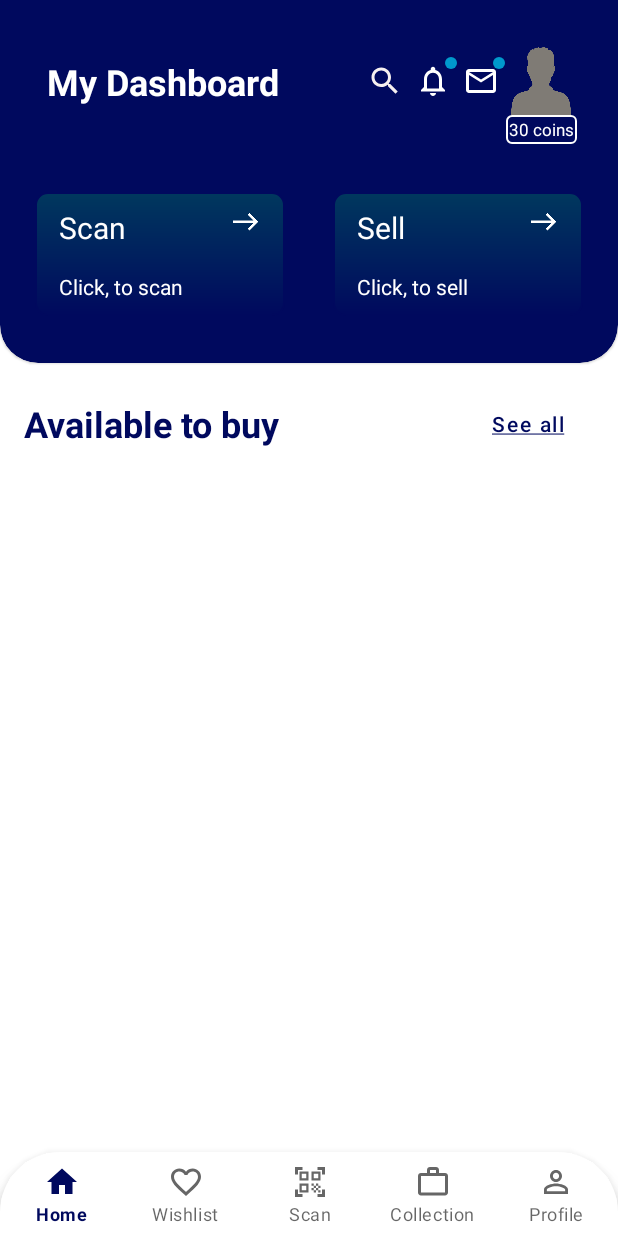
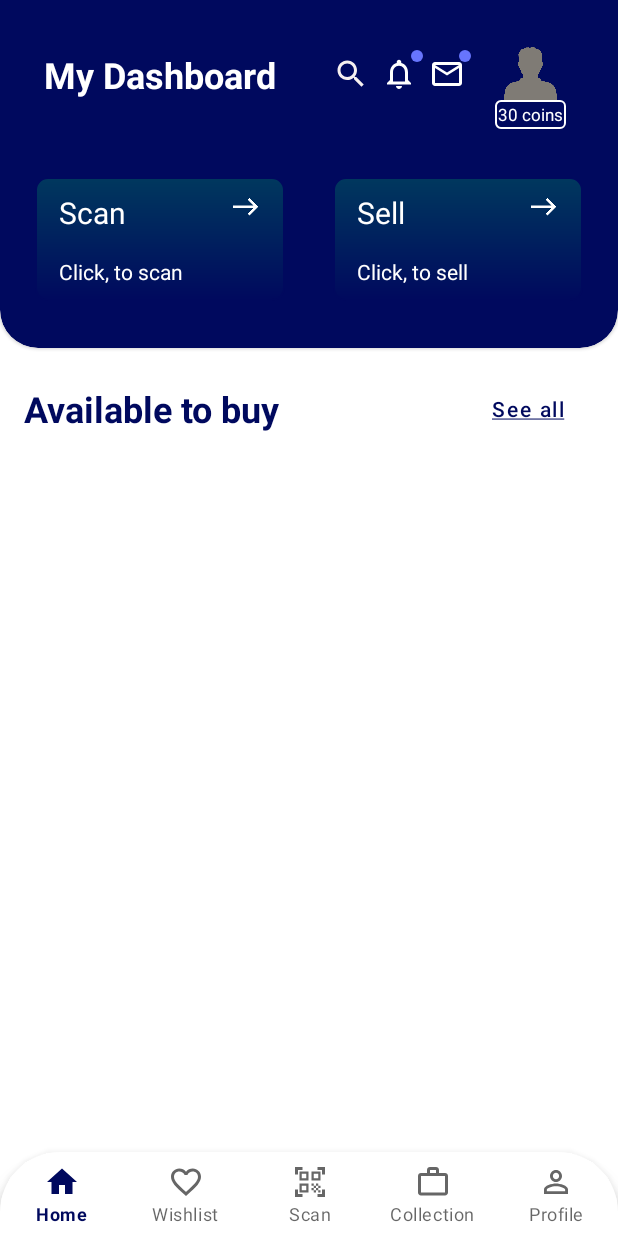
Before and after one commit to prateeksh/DemoApp, an Android app: the screen it shows after launch (MainActivity), on a phone screen of 412 x 824 dp. Run offline under Robolectric (Android 15) with nearby library versions, the phone set to English and light mode, and no system bars; our stand-ins replace navigation-ui.

```diff
--- a/app/src/main/java/company/project/demoapp/ui/adapter/CoinsAdapter.kt
+++ b/app/src/main/java/company/project/demoapp/ui/adapter/CoinsAdapter.kt
@@ -42,6 +42,7 @@ class CoinsAdapter (private val coinsList: Coins): RecyclerView.Adapter<CoinsAda
 
             Glide
                 .with(holder.itemView.context)
+
                 .load(image)
                 .into(holder.image)
         }
--- a/app/src/main/java/company/project/demoapp/ui/home/HomeFragment.kt
+++ b/app/src/main/java/company/project/demoapp/ui/home/HomeFragment.kt
@@ -1,6 +1,5 @@
 package company.project.demoapp.ui.home
 
-import android.R
 import android.content.Context
 import android.net.ConnectivityManager
 import android.os.Bundle
@@ -19,6 +18,7 @@ import androidx.recyclerview.widget.RecyclerView
 import com.google.android.material.badge.BadgeDrawable
 import com.google.android.material.badge.BadgeUtils
 import com.google.android.material.badge.ExperimentalBadgeUtils
+import company.project.demoapp.R
 import company.project.demoapp.databinding.FragmentHomeBinding
 import company.project.demoapp.ui.adapter.CoinsAdapter
 
@@ -67,8 +67,9 @@ class HomeFragment : Fragment() {
             override fun onGlobalLayout() {
                 val badgeDrawable = BadgeDrawable.create(context!!)
                 //badgeDrawable.number = 32
-                badgeDrawable.backgroundColor = ContextCompat.getColor(requireContext(), R.color.holo_blue_dark)
+                badgeDrawable.backgroundColor = ContextCompat.getColor(requireContext(), R.color.circle_color)
                 badgeDrawable.badgeGravity = BadgeDrawable.TOP_END
+
                 BadgeUtils.attachBadgeDrawable(badgeDrawable, mNotify)
                 mNotify.viewTreeObserver.removeOnGlobalLayoutListener(this)
             }
@@ -78,7 +79,7 @@ class HomeFragment : Fragment() {
             override fun onGlobalLayout() {
                 val badgeDrawable = BadgeDrawable.create(context!!)
                 //badgeDrawable.number = 32
-                badgeDrawable.backgroundColor = ContextCompat.getColor(requireContext(), R.color.holo_blue_dark)
+                badgeDrawable.backgroundColor = ContextCompat.getColor(requireContext(), R.color.circle_color)
                 badgeDrawable.badgeGravity = BadgeDrawable.TOP_END
                 BadgeUtils.attachBadgeDrawable(badgeDrawable, mMessage)
                 mMessage.viewTreeObserver.removeOnGlobalLayoutListener(this)
--- a/app/src/main/res/layout/card_view_design.xml
+++ b/app/src/main/res/layout/card_view_design.xml
@@ -1,15 +1,11 @@
 <?xml version="1.0" encoding="utf-8"?>
-<androidx.cardview.widget.CardView
+<androidx.constraintlayout.widget.ConstraintLayout
     xmlns:android="http://schemas.android.com/apk/res/android"
     xmlns:app="http://schemas.android.com/apk/res-auto"
     xmlns:tools="http://schemas.android.com/tools"
     android:layout_width="match_parent"
     android:layout_height="wrap_content"
     android:layout_margin="5dp">
-
-    <androidx.constraintlayout.widget.ConstraintLayout
-        android:layout_width="match_parent"
-        android:layout_height="match_parent">
 
         <ImageView
             android:id="@+id/coin_image"
@@ -32,11 +28,11 @@
             android:layout_marginBottom="8dp"
             android:text="name"
             android:gravity="center_horizontal"
-            android:textSize="20sp"
+            android:textSize="18sp"
             android:textStyle="bold"
             app:layout_constraintBottom_toBottomOf="parent"
             app:layout_constraintStart_toStartOf="parent"
             app:layout_constraintTop_toBottomOf="@+id/coin_image" />
 
-    </androidx.constraintlayout.widget.ConstraintLayout>
-</androidx.cardview.widget.CardView>
+
+</androidx.constraintlayout.widget.ConstraintLayout>
--- a/app/src/main/res/layout/fragment_home.xml
+++ b/app/src/main/res/layout/fragment_home.xml
@@ -32,23 +32,23 @@
                 android:id="@+id/imageView"
                 android:layout_width="wrap_content"
                 android:layout_height="wrap_content"
-                android:layout_marginEnd="8dp"
+                android:layout_marginStart="16dp"
                 android:src="@drawable/outline_search_24"
-                app:layout_constraintBottom_toBottomOf="@+id/notification"
-                app:layout_constraintEnd_toStartOf="@+id/notification"
-                app:layout_constraintTop_toTopOf="@+id/notification"
+                app:layout_constraintBottom_toBottomOf="@+id/imageView4"
+                app:layout_constraintStart_toStartOf="@+id/guideline"
+                app:layout_constraintTop_toTopOf="@+id/imageView4"
                 app:tint="#F6F0F0" />
 
             <TextView
                 android:id="@+id/my_dashboard"
                 android:layout_width="wrap_content"
                 android:layout_height="wrap_content"
-                android:layout_marginStart="24dp"
                 android:text="My Dashboard"
                 android:textColor="@color/white"
                 android:textSize="24sp"
                 android:textStyle="bold"
                 app:layout_constraintBottom_toBottomOf="@+id/imageView"
+                app:layout_constraintEnd_toStartOf="@+id/guideline"
                 app:layout_constraintStart_toStartOf="parent"
                 app:layout_constraintTop_toTopOf="@+id/imageView" />
 
@@ -56,32 +56,34 @@
                 android:id="@+id/notification"
                 android:layout_width="wrap_content"
                 android:layout_height="wrap_content"
-                android:layout_marginEnd="8dp"
+                android:layout_marginStart="8dp"
                 android:src="@drawable/outline_notifications_none_24"
-                app:layout_constraintBottom_toBottomOf="@+id/message"
-                app:layout_constraintEnd_toStartOf="@+id/message"
-                app:layout_constraintTop_toTopOf="@+id/message"
+                app:layout_constraintBottom_toBottomOf="@+id/imageView"
+                app:layout_constraintStart_toEndOf="@+id/imageView"
+                app:layout_constraintTop_toTopOf="@+id/imageView"
                 app:tint="@color/white" />
 
             <ImageView
                 android:id="@+id/message"
                 android:layout_width="wrap_content"
                 android:layout_height="wrap_content"
-                android:layout_marginEnd="8dp"
+                android:layout_marginStart="8dp"
                 android:src="@drawable/outline_email_24"
-                app:layout_constraintBottom_toBottomOf="@+id/imageView4"
-                app:layout_constraintEnd_toStartOf="@+id/imageView4"
-                app:layout_constraintTop_toTopOf="@+id/imageView4"
+                app:layout_constraintBottom_toBottomOf="@+id/notification"
+                app:layout_constraintStart_toEndOf="@+id/notification"
+                app:layout_constraintTop_toTopOf="@+id/notification"
                 app:tint="@color/white" />
 
             <ImageView
                 android:id="@+id/imageView4"
-                android:layout_width="40dp"
-                android:layout_height="45dp"
+                android:layout_width="35dp"
+                android:layout_height="35dp"
+                android:layout_marginStart="16dp"
                 android:layout_marginTop="24dp"
                 android:layout_marginEnd="24dp"
                 android:background="@drawable/default_user"
                 app:layout_constraintEnd_toEndOf="parent"
+                app:layout_constraintStart_toEndOf="@+id/message"
                 app:layout_constraintTop_toTopOf="parent" />
 
             <TextView
```
